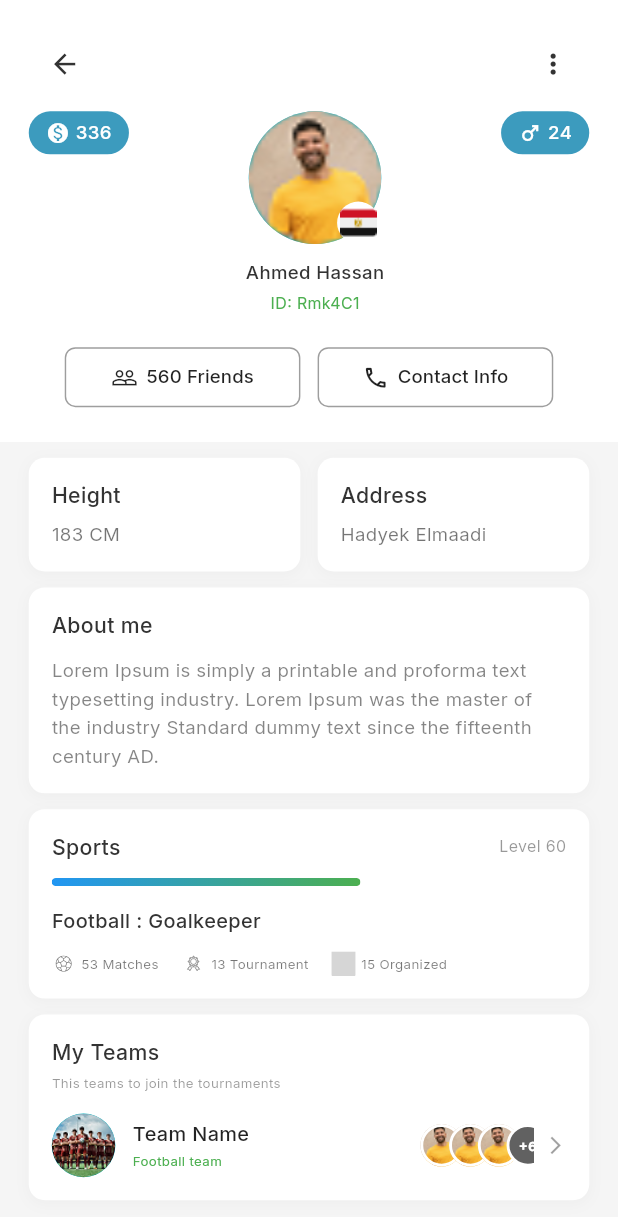
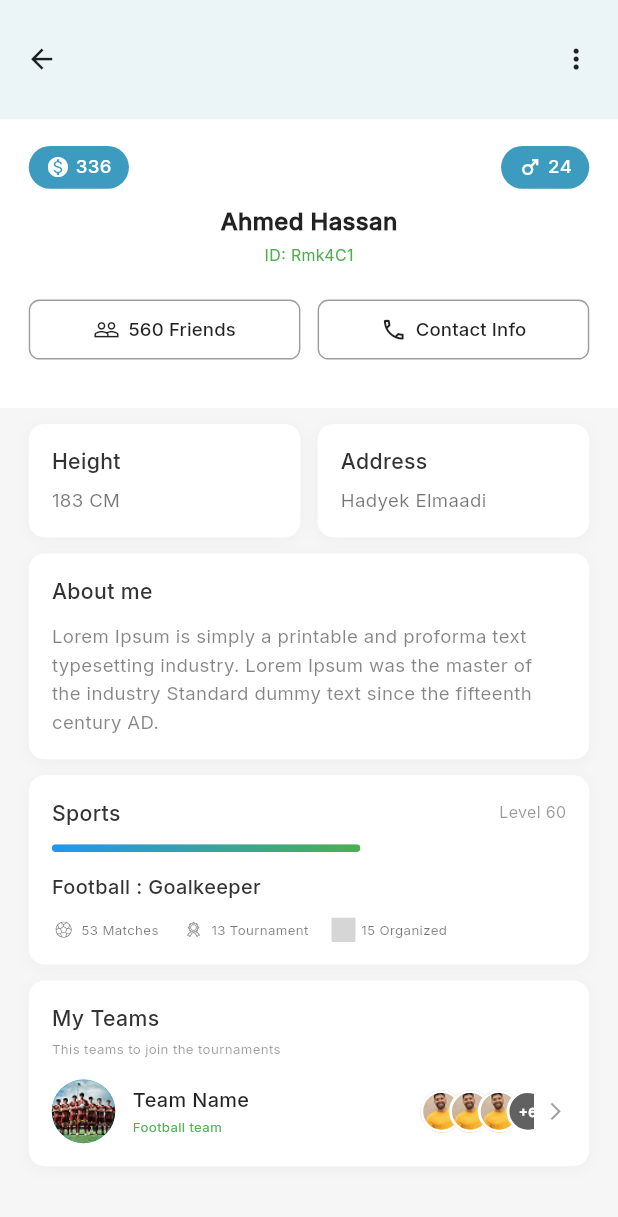
Before and after one commit to ibnRizk/sportofy, a Flutter app: the ProfileView screen opened by its route, on a phone screen of 412 x 824 dp. Shown: the top 1217 px of the screen. Run offline on Flutter 3.47's test engine with Material 3 defaults, Android fonts, the phone set to English and light mode, and no system bars; our stand-ins replace cached_network_image, connectivity_plus, country_picker, dartz, dio, equatable and 15 more; accounts and stored records are empty; project files that could hold a hidden picture were left out; grey boxes are pictures that could not be loaded.

Commit message:
first mentain in profile view

```diff
--- a/lib/features/profile/presentation/pages/profile_view.dart
+++ b/lib/features/profile/presentation/pages/profile_view.dart
@@ -1,4 +1,5 @@
 import 'package:flutter/material.dart';
+import 'package:flutter_screenutil/flutter_screenutil.dart';
 import 'package:flutter_svg/flutter_svg.dart';
 import 'package:go_router/go_router.dart';
 import 'package:sportify_app/config/routes/app_routes.dart';
@@ -18,22 +19,24 @@ class ProfileView extends StatelessWidget {
   @override
   Widget build(BuildContext context) {
     return Scaffold(
-      backgroundColor: MyColors.grey100,
+      backgroundColor: Color(0xFFf6f6f6),
       body: SafeArea(
         child: SingleChildScrollView(
           child: Column(
             crossAxisAlignment: CrossAxisAlignment.start,
             children: [
               // ═══════════════════════════════════════════════
-              // HEADER SECTION
+              // FIRST CONTAINER: BLUE BACKGROUND
               // ═══════════════════════════════════════════════
               Container(
-                padding: AppPadding.p20,
-                color: context.colors.white,
-                child: Column(
-                  children: [
-                    // Top Row: Back Button + Menu
-                    Row(
+                width: double.infinity,
+                height: 90.h,
+                padding: EdgeInsets.symmetric(
+                  horizontal: AppDimens.w4,
+                  vertical: AppDimens.h8,
+                ),
+                color: Color(0xFFEBF5F8),
+                child: Row(
                   mainAxisAlignment:
                       MainAxisAlignment.spaceBetween,
                   children: [
@@ -43,7 +46,7 @@ class ProfileView extends StatelessWidget {
                       icon: Icon(
                         Icons.arrow_back,
                         size: AppDimens.iconSize24,
-                            color: context.colors.textColor,
+                        color: MyColors.black87,
                       ),
                     ),
                     IconButton(
@@ -55,72 +58,51 @@ class ProfileView extends StatelessWidget {
                       icon: Icon(
                         Icons.more_vert,
                         size: AppDimens.iconSize24,
-                            color: context.colors.textColor,
+                        color: MyColors.black87,
                       ),
                     ),
                   ],
                 ),
+              ),
 
-                    SizedBox(height: AppDimens.h8),
-
-                    // Profile Info Row
+              // ═══════════════════════════════════════════════
+              // SECOND CONTAINER: WHITE BACKGROUND WITH CONTENT
+              // ═══════════════════════════════════════════════
+              Container(
+                padding: EdgeInsets.only(
+                  top: AppDimens.h20,
+                  left: AppDimens.w20,
+                  right: AppDimens.w20,
+                  bottom: AppDimens.h20,
+                ),
+                color: MyColors.white,
+                child: Column(
+                  children: [
+                    // Badges Row
                     Row(
                       mainAxisAlignment:
                           MainAxisAlignment.spaceBetween,
-                      crossAxisAlignment:
-                          CrossAxisAlignment.start,
                       children: [
-                        // Left Badge (336 coins)
                         _buildBadge(
                           icon: Icons.monetization_on,
                           text: '336',
                           color: Color(0xFF3C9BBE),
                         ),
-
-                        // Center: Avatar + Name
-                        Column(
-                          children: [
-                            Stack(
-                              children: [
-                                CircleAvatar(
-                                  radius: AppDimens
-                                      .avatarSize50,
-                                  backgroundImage:
-                                      AssetImage(
-                                        ImgAssets
-                                            .userAvatar,
-                                      ),
-                                ),
-                                Positioned(
-                                  bottom: 0,
-                                  right: 0,
-                                  child: Container(
-                                    width: AppDimens.w32,
-                                    height: AppDimens.h32,
-                                    decoration:
-                                        const BoxDecoration(
-                                          shape: BoxShape
-                                              .circle,
-                                          color: MyColors
-                                              .white,
-                                        ),
-                                    padding: AppPadding.p2,
-                                    child: Image.asset(
-                                      ImgAssets.egyptFlag,
-                                      width: AppDimens.w28,
-                                      height: AppDimens.h28,
-                                    ),
-                                  ),
+                        _buildBadge(
+                          icon: Icons.male,
+                          text: '24',
+                          color: Color(0xFF3C9BBE),
                         ),
                       ],
                     ),
+
                     SizedBox(height: AppDimens.h12),
+
+                    // Profile Name and ID
                     Text(
                       'Ahmed Hassan',
-                              style: TextStyles.medium14(
-                                color: context
-                                    .colors
-                                    .textColor,
+                      style: TextStyles.bold18(
+                        color: MyColors.black87,
                       ),
                     ),
                     SizedBox(height: AppDimens.h4),
@@ -130,26 +112,11 @@ class ProfileView extends StatelessWidget {
                         color: MyColors.greenButton,
                       ),
                     ),
-                          ],
-                        ),
-
-                        // Right Badge (24 age/gender)
-                        _buildBadge(
-                          icon: Icons.male,
-                          text: '24',
-                          color: Color(0xFF3C9BBE),
-                        ),
-                      ],
-                    ),
 
                     SizedBox(height: AppDimens.h20),
 
                     // Action Buttons
-                    Padding(
-                      padding: const EdgeInsets.symmetric(
-                        horizontal: 24.0,
-                      ),
-                      child: Row(
+                    Row(
                       children: [
                         Expanded(
                           child: _buildOutlinedButton(
@@ -181,7 +148,8 @@ class ProfileView extends StatelessWidget {
                         ),
                       ],
                     ),
-                    ),
+
+                    SizedBox(height: AppDimens.h12),
                   ],
                 ),
               ),
@@ -189,10 +157,12 @@ class ProfileView extends StatelessWidget {
               SizedBox(height: AppDimens.h12),
 
               // ═══════════════════════════════════════════════
-              // HEIGHT & ADDRESS ROW
+              // HEIGHT & ADDRESS ROW (After Second Container)
               // ═══════════════════════════════════════════════
               Padding(
-                padding: AppPadding.h20,
+                padding: EdgeInsets.symmetric(
+                  horizontal: AppDimens.w20,
+                ),
                 child: Row(
                   children: [
                     Expanded(
@@ -215,11 +185,19 @@ class ProfileView extends StatelessWidget {
               SizedBox(height: AppDimens.h12),
 
               // ═══════════════════════════════════════════════
+              // REST OF CONTENT SECTION
+              // ═══════════════════════════════════════════════
+              Container(
+                padding: EdgeInsets.symmetric(
+                  horizontal: AppDimens.w20,
+                ),
+                color: Color(0xFFf6f6f6),
+                child: Column(
+                  children: [
+                    // ═══════════════════════════════════════════════
                     // ABOUT ME SECTION
                     // ═══════════════════════════════════════════════
-              Padding(
-                padding: AppPadding.h20,
-                child: _buildProfileCard(
+                    _buildProfileCard(
                       child: Column(
                         crossAxisAlignment:
                             CrossAxisAlignment.start,
@@ -227,21 +205,24 @@ class ProfileView extends StatelessWidget {
                           Text(
                             'About me',
                             style: TextStyles.semiBold16(
-                          color: context.colors.textColor,
+                              color:
+                                  context.colors.textColor,
                             ),
                           ),
                           SizedBox(height: AppDimens.h12),
                           Text(
                             'Lorem Ipsum is simply a printable and proforma text typesetting industry. Lorem Ipsum was the master of the industry Standard dummy text since the fifteenth century AD.',
                             style: TextStyles.regular14(
-                          color: context.colors.textColor
+                              color: context
+                                  .colors
+                                  .textColor
                                   .withValues(
-                                alpha: AppDimens.opacity6,
+                                    alpha:
+                                        AppDimens.opacity6,
                                   ),
                             ).copyWith(height: 1.5),
                           ),
                         ],
-                  ),
                       ),
                     ),
 
@@ -250,22 +231,23 @@ class ProfileView extends StatelessWidget {
                     // ═══════════════════════════════════════════════
                     // SPORTS SECTION
                     // ═══════════════════════════════════════════════
-              Padding(
-                padding: AppPadding.h20,
-                child: _buildProfileCard(
+                    _buildProfileCard(
                       child: Column(
                         crossAxisAlignment:
                             CrossAxisAlignment.start,
                         children: [
                           Row(
                             mainAxisAlignment:
-                            MainAxisAlignment.spaceBetween,
+                                MainAxisAlignment
+                                    .spaceBetween,
                             children: [
                               Text(
                                 'Sports',
-                            style: TextStyles.semiBold16(
-                              color:
-                                  context.colors.textColor,
+                                style:
+                                    TextStyles.semiBold16(
+                                      color: context
+                                          .colors
+                                          .textColor,
                                     ),
                               ),
                               Text(
@@ -275,8 +257,8 @@ class ProfileView extends StatelessWidget {
                                       .colors
                                       .textColor
                                       .withValues(
-                                    alpha:
-                                        AppDimens.opacity5,
+                                        alpha: AppDimens
+                                            .opacity5,
                                       ),
                                 ),
                               ),
@@ -289,8 +271,10 @@ class ProfileView extends StatelessWidget {
                             child: Container(
                               height: AppDimens.h6,
                               decoration: BoxDecoration(
-                            color: MyColors.grey.withValues(
-                              alpha: AppDimens.opacity2,
+                                color: MyColors.grey
+                                    .withValues(
+                                      alpha: AppDimens
+                                          .opacity2,
                                     ),
                                 borderRadius: AppRadius.r10,
                               ),
@@ -325,31 +309,37 @@ class ProfileView extends StatelessWidget {
                           Text(
                             'Football : Goalkeeper',
                             style: TextStyles.semiBold15(
-                          color: context.colors.textColor,
+                              color:
+                                  context.colors.textColor,
                             ),
                           ),
                           SizedBox(height: AppDimens.h12),
                           Row(
                             children: [
                               _buildStatItem(
-                            iconSvg: ImgAssets.icMatches,
+                                iconSvg:
+                                    ImgAssets.icMatches,
                                 text: '53 Matches',
                               ),
-                          SizedBox(width: AppDimens.w16),
+                              SizedBox(
+                                width: AppDimens.w16,
+                              ),
                               _buildStatItem(
                                 iconSvg:
                                     ImgAssets.icTournaments,
                                 text: '13 Tournament',
                               ),
-                          SizedBox(width: AppDimens.w16),
+                              SizedBox(
+                                width: AppDimens.w16,
+                              ),
                               _buildStatItem(
-                            iconSvg: ImgAssets.icOrganized,
+                                iconSvg:
+                                    ImgAssets.icOrganized,
                                 text: '15 Organized',
                               ),
                             ],
                           ),
                         ],
-                  ),
                       ),
                     ),
 
@@ -358,9 +348,7 @@ class ProfileView extends StatelessWidget {
                     // ═══════════════════════════════════════════════
                     // MY TEAMS SECTION
                     // ═══════════════════════════════════════════════
-              Padding(
-                padding: AppPadding.h20,
-                child: InkWell(
+                    InkWell(
                       onTap: () {
                         context.push(Routes.myTeamRoute);
                       },
@@ -373,16 +361,21 @@ class ProfileView extends StatelessWidget {
                             Text(
                               'My Teams',
                               style: TextStyles.semiBold16(
-                            color: context.colors.textColor,
+                                color: context
+                                    .colors
+                                    .textColor,
                               ),
                             ),
                             SizedBox(height: AppDimens.h4),
                             Text(
                               'This teams to join the tournaments',
                               style: TextStyles.regular10(
-                            color: context.colors.textColor
+                                color: context
+                                    .colors
+                                    .textColor
                                     .withValues(
-                                  alpha: AppDimens.opacity5,
+                                      alpha: AppDimens
+                                          .opacity5,
                                     ),
                               ),
                             ),
@@ -392,9 +385,11 @@ class ProfileView extends StatelessWidget {
                         ),
                       ),
                     ),
-              ),
 
                     SizedBox(height: AppDimens.h20),
+                  ],
+                ),
+              ),
             ],
           ),
         ),
```
Lines whose indentation alone changed are shown as unchanged.
